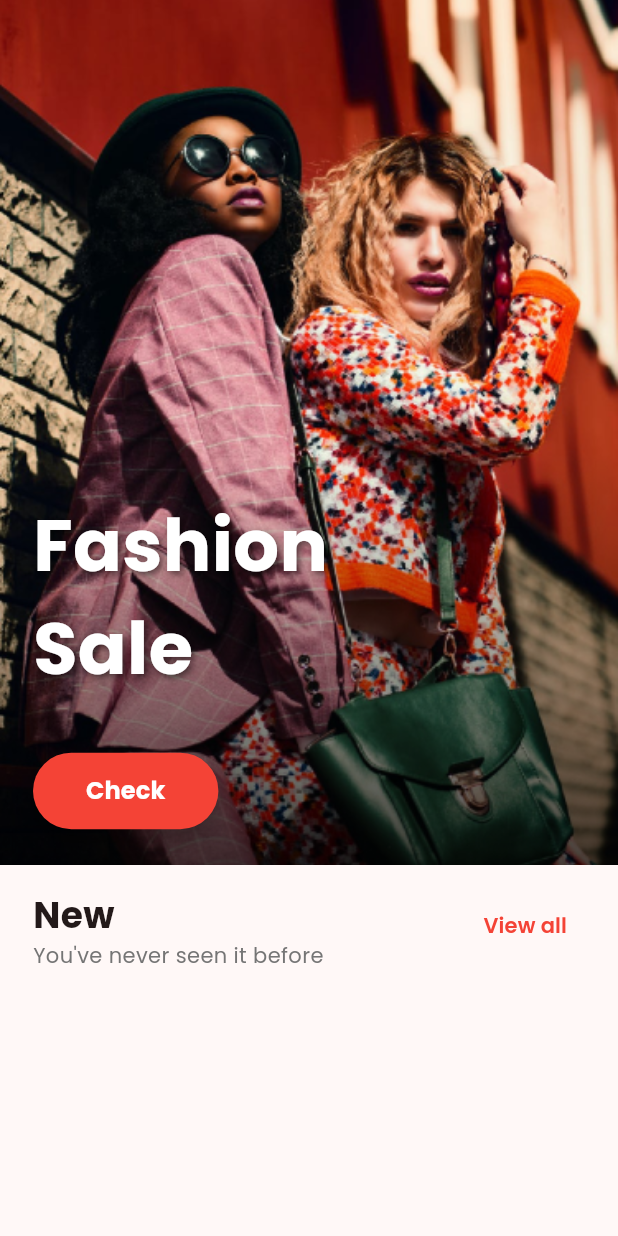
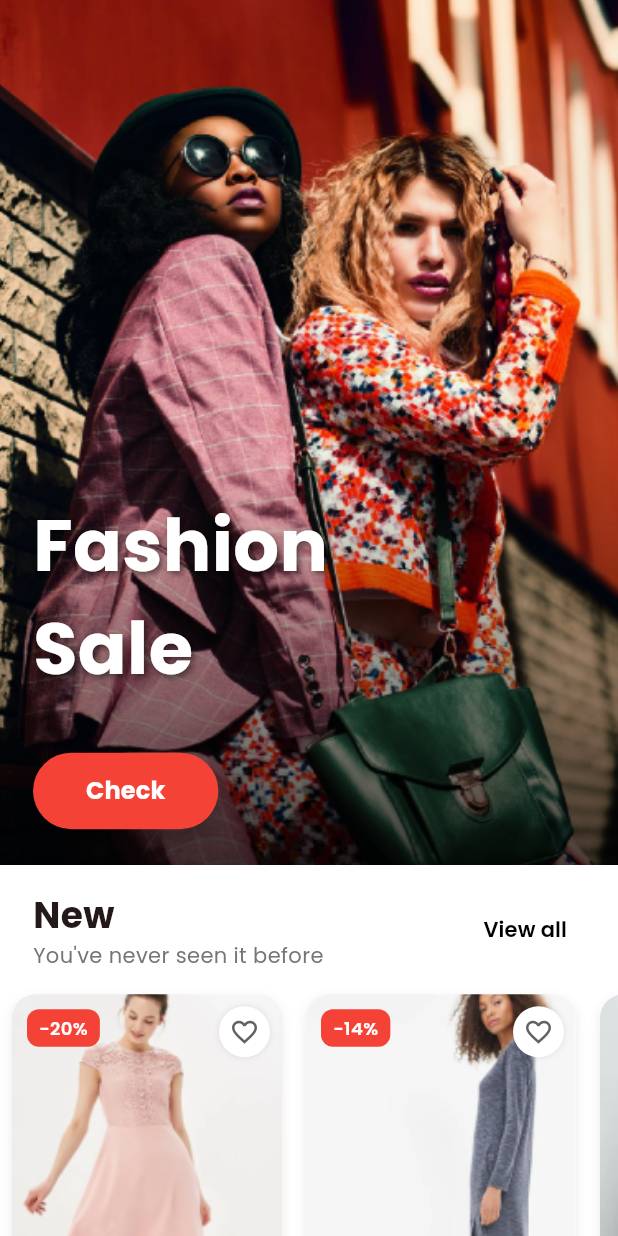
Before and after one commit to Hasib-39/goofy-street, a Flutter app: the HomeScreen screen opened directly, on a phone screen of 412 x 824 dp. Run offline on Flutter 3.47's test engine with Material 3 defaults, Android fonts, the phone set to English and light mode, and no system bars; our stand-ins replace flutter_rating_bar, font_awesome_flutter, google_fonts, shared_preferences; accounts and stored records are empty.

Commit message:
Product Cards and dummy products added in home screen

```diff
--- /dev/null
+++ b/lib/models/product_model.dart
@@ -0,0 +1,19 @@
+class ProductModel {
+  final String imagePath;
+  final double rating;
+  final int boughtCount;
+  final String category;
+  final String title;
+  final double currentPrice;
+  final double? oldPrice; // optional
+
+  ProductModel({
+    required this.imagePath,
+    required this.rating,
+    required this.boughtCount,
+    required this.category,
+    required this.title,
+    required this.currentPrice,
+    this.oldPrice,
+  });
+}
--- a/lib/screens/home_screen.dart
+++ b/lib/screens/home_screen.dart
@@ -1,5 +1,8 @@
 import 'package:flutter/material.dart';
 import 'package:google_fonts/google_fonts.dart';
+
+import '../utils/constants.dart';
+import '../widgets/product_card.dart';
 
 class HomeScreen extends StatelessWidget {
   const HomeScreen({super.key});
@@ -7,6 +10,7 @@
   @override
   Widget build(BuildContext context) {
     return Scaffold(
+      backgroundColor: Colors.white,
       body: SingleChildScrollView(
         child: Column(
           crossAxisAlignment: CrossAxisAlignment.start,
@@ -86,11 +90,12 @@
               ),
             ),
             SizedBox(height: 16,),
+            // New Section
             Padding(
               padding: const EdgeInsets.symmetric(horizontal: 22.0), // optional for consistent spacing
               child: Row(
                 mainAxisAlignment: MainAxisAlignment.spaceBetween, // 👈 pushes columns to opposite sides
-                crossAxisAlignment: CrossAxisAlignment.start,
+                crossAxisAlignment: CrossAxisAlignment.center,
                 children: [
                   Column(
                     crossAxisAlignment: CrossAxisAlignment.start, // left-aligned
@@ -113,7 +118,56 @@
                     child: Text(
                       "View all",
                       style: GoogleFonts.poppins(
-                        color: Colors.red,
+                        fontWeight: FontWeight.w600,
+                        color: Colors.black
+                      ),
+                    ),
+                  ),
+                ],
+              ),
+            ),
+            SizedBox(height: 8,),
+            SizedBox(
+              height: 300,
+              child: ListView.builder(
+                scrollDirection: Axis.horizontal,
+                itemCount: products.length,
+                itemBuilder: (context, index) {
+                  return ProductCard(product: products[index]);
+                },
+              ),
+            ),
+          SizedBox(height: 24,),
+          //   Sale Section
+            Padding(
+              padding: const EdgeInsets.symmetric(horizontal: 22.0), // optional for consistent spacing
+              child: Row(
+                mainAxisAlignment: MainAxisAlignment.spaceBetween, // 👈 pushes columns to opposite sides
+                crossAxisAlignment: CrossAxisAlignment.center,
+                children: [
+                  Column(
+                    crossAxisAlignment: CrossAxisAlignment.start, // left-aligned
+                    children: [
+                      Text(
+                        "Sale",
+                        style: GoogleFonts.poppins(
+                          fontSize: 24,
+                          fontWeight: FontWeight.bold,
+                          color: Colors.red
+                        ),
+                      ),
+                      Text(
+                        "Super Summer Sale",
+                        style: GoogleFonts.poppins(color: Colors.grey[600]),
+                      ),
+                    ],
+                  ),
+                  TextButton(
+                    onPressed: () {},
+                    child: Text(
+                      "View all",
+                      style: GoogleFonts.poppins(
+                        color: Colors.black,
                         fontWeight: FontWeight.w600,
                       ),
                     ),
@@ -121,6 +175,18 @@
                 ],
               ),
             ),
+            SizedBox(height: 8,),
+            SizedBox(
+              height: 300,
+              child: ListView.builder(
+                scrollDirection: Axis.horizontal,
+                itemCount: products.length,
+                itemBuilder: (context, index) {
+                  return ProductCard(product: products[index]);
+                },
+              ),
+            ),
+            SizedBox(height: 16,),
           ],
         ),
       ),
--- a/lib/utils/constants.dart
+++ b/lib/utils/constants.dart
@@ -0,0 +1,90 @@
+import '../models/product_model.dart';
+
+final products = [
+  ProductModel(
+    imagePath: "assets/products/evening_dress.png",
+    rating: 4.5,
+    boughtCount: 10,
+    category: "Dorothy Perkins",
+    title: "Evening Dress",
+    currentPrice: 12,
+    oldPrice: 15,
+  ),
+  ProductModel(
+    imagePath: "assets/products/sports_dress.png",
+    rating: 4.2,
+    boughtCount: 8,
+    category: "Sitlly",
+    title: "Sports Dress",
+    currentPrice: 19,
+    oldPrice: 22,
+  ),
+  ProductModel(
+    imagePath: "assets/products/casual_shirt.webp",
+    rating: 4.4,
+    boughtCount: 20,
+    category: "Zara",
+    title: "Casual Shirt",
+    currentPrice: 22,
+  ),
+  // ProductModel(
+  //   imagePath: "assets/images/shoes1.png",
+  //   rating: 4.7,
+  //   boughtCount: 42,
+  //   category: "Nike",
+  //   title: "Air Max 90",
+  //   currentPrice: 130,
+  //   oldPrice: 150,
+  // ),
+  // ProductModel(
+  //   imagePath: "assets/images/jeans1.png",
+  //   rating: 4.3,
+  //   boughtCount: 28,
+  //   category: "Levi’s",
+  //   title: "Slim Fit Jeans",
+  //   currentPrice: 45,
+  // ),
+  // ProductModel(
+  //   imagePath: "assets/images/tshirt1.png",
+  //   rating: 4.2,
+  //   boughtCount: 18,
+  //   category: "Hollister",
+  //   title: "Graphic T-Shirt",
+  //   currentPrice: 18,
+  //   oldPrice: 25,
+  // ),
+  // ProductModel(
+  //   imagePath: "assets/images/skirt1.png",
+  //   rating: 4.5,
+  //   boughtCount: 14,
+  //   category: "Forever 21",
+  //   title: "Pleated Skirt",
+  //   currentPrice: 28,
+  // ),
+  // ProductModel(
+  //   imagePath: "assets/images/watch1.png",
+  //   rating: 4.9,
+  //   boughtCount: 50,
+  //   category: "Fossil",
+  //   title: "Classic Wristwatch",
+  //   currentPrice: 160,
+  //   oldPrice: 200,
+  // ),
+  // ProductModel(
+  //   imagePath: "assets/images/bag1.png",
+  //   rating: 4.6,
+  //   boughtCount: 33,
+  //   category: "Michael Kors",
+  //   title: "Leather Handbag",
+  //   currentPrice: 210,
+  // ),
+  // ProductModel(
+  //   imagePath: "assets/images/hoodie1.png",
+  //   rating: 4.7,
+  //   boughtCount: 40,
+  //   category: "Adidas",
+  //   title: "Comfy Hoodie",
+  //   currentPrice: 55,
+  //   oldPrice: 70,
+  // ),
+];
--- /dev/null
+++ b/lib/widgets/product_card.dart
@@ -0,0 +1,167 @@
+import 'package:flutter/material.dart';
+import 'package:google_fonts/google_fonts.dart';
+import 'package:flutter_rating_bar/flutter_rating_bar.dart';
+import '../models/product_model.dart';
+
+class ProductCard extends StatelessWidget {
+  final ProductModel product;
+
+  const ProductCard({super.key, required this.product});
+
+  @override
+  Widget build(BuildContext context) {
+    final discount = product.oldPrice != null
+        ? (((product.oldPrice! - product.currentPrice) / product.oldPrice!) * 100).round()
+        : 0;
+
+    return Container(
+      width: 180,
+      margin: const EdgeInsets.symmetric(horizontal: 8, vertical: 8),
+      decoration: BoxDecoration(
+        color: Colors.white,
+        borderRadius: BorderRadius.circular(16),
+        boxShadow: [
+          BoxShadow(
+            color: Colors.black.withValues(alpha: 0.08),
+            blurRadius: 6,
+            offset: const Offset(0, 3),
+          ),
+        ],
+      ),
+      child: Column(
+        crossAxisAlignment: CrossAxisAlignment.start,
+        children: [
+          // 🔴 Image + Discount badge + Favorite icon
+          Stack(
+            children: [
+              ClipRRect(
+                borderRadius: const BorderRadius.only(
+                  topLeft: Radius.circular(16),
+                  topRight: Radius.circular(16),
+                ),
+                child: Image.asset(
+                  product.imagePath,
+                  height: 180,
+                  width: double.infinity,
+                  fit: BoxFit.cover,
+                ),
+              ),
+              if (discount > 0)
+                Positioned(
+                  top: 10,
+                  left: 10,
+                  child: Container(
+                    padding: const EdgeInsets.symmetric(horizontal: 8, vertical: 4),
+                    decoration: BoxDecoration(
+                      color: Colors.red,
+                      borderRadius: BorderRadius.circular(8),
+                    ),
+                    child: Text(
+                      "-$discount%",
+                      style: GoogleFonts.poppins(
+                        color: Colors.white,
+                        fontSize: 12,
+                        fontWeight: FontWeight.w600,
+                      ),
+                    ),
+                  ),
+                ),
+              Positioned(
+                top: 8,
+                right: 8,
+                child: Container(
+                  height: 34,
+                  width: 34,
+                  decoration: BoxDecoration(
+                    color: Colors.white,
+                    shape: BoxShape.circle,
+                    boxShadow: [
+                      BoxShadow(
+                        color: Colors.black.withValues(alpha: 0.1),
+                        blurRadius: 3,
+                      ),
+                    ],
+                  ),
+                  child: Icon(
+                    Icons.favorite_border,
+                    color: Colors.grey[700],
+                    size: 20,
+                  ),
+                ),
+              ),
+            ],
+          ),
+
+          // ⭐ Rating + buyer count
+          Padding(
+            padding: const EdgeInsets.only(left: 10, top: 8),
+            child: Row(
+              children: [
+                RatingBarIndicator(
+                  rating: product.rating,
+                  itemBuilder: (context, index) =>
+                  const Icon(Icons.star, color: Colors.amber),
+                  itemCount: 5,
+                  itemSize: 16,
+                  direction: Axis.horizontal,
+                ),
+                const SizedBox(width: 4),
+                Text(
+                  "(${product.boughtCount})",
+                  style: GoogleFonts.poppins(fontSize: 12, color: Colors.grey),
+                ),
+              ],
+            ),
+          ),
+
+          // 🏷 Category
+          Padding(
+            padding: const EdgeInsets.only(left: 10, top: 4),
+            child: Text(
+              product.category,
+              style: GoogleFonts.poppins(fontSize: 12, color: Colors.grey),
+            ),
+          ),
+
+          // 👗 Title
+          Padding(
+            padding: const EdgeInsets.only(left: 10, top: 2),
+            child: Text(
+              product.title,
+              style: GoogleFonts.poppins(
+                fontSize: 14,
+                fontWeight: FontWeight.w600,
+              ),
+            ),
+          ),
+
+          // 💰 Prices
+          Padding(
+            padding: const EdgeInsets.only(left: 10, top: 4, bottom: 8),
+            child: Row(
+              children: [
+                if (product.oldPrice != null)
+                  Text(
+                    "${product.oldPrice!.toStringAsFixed(0)}\$ ",
+                    style: GoogleFonts.poppins(
+                      color: Colors.grey,
+                      fontSize: 14,
+                      decoration: TextDecoration.lineThrough,
+                    ),
+                  ),
+                Text(
+                  "${product.currentPrice.toStringAsFixed(0)}\$",
+                  style: GoogleFonts.poppins(
+                    color: Colors.red,
+                    fontSize: 16,
+                    fontWeight: FontWeight.bold,
+                  ),
+                ),
+              ],
+            ),
+          ),
+        ],
+      ),
+    );
+  }
+}
--- a/pubspec.yaml
+++ b/pubspec.yaml
@@ -48,6 +48,7 @@
   font_awesome_flutter: ^10.6.0
   carousel_slider: ^5.1.1
   google_fonts: ^6.3.2
+  flutter_rating_bar: ^4.0.1
 
 dev_dependencies:
   flutter_test:
@@ -74,6 +75,7 @@
   # To add assets to your application, add an assets section, like this:
   assets:
     - assets/images/
+    - assets/products/
 
   # An image asset can refer to one or more resolution-specific "variants", see
   # https://flutter.dev/to/resolution-aware-images
```
Also changed, not shown: assets/products/casual_shirt.webp (added), assets/products/evening_dress.png (added), assets/products/sports_dress.png (added), pubspec.lock.
